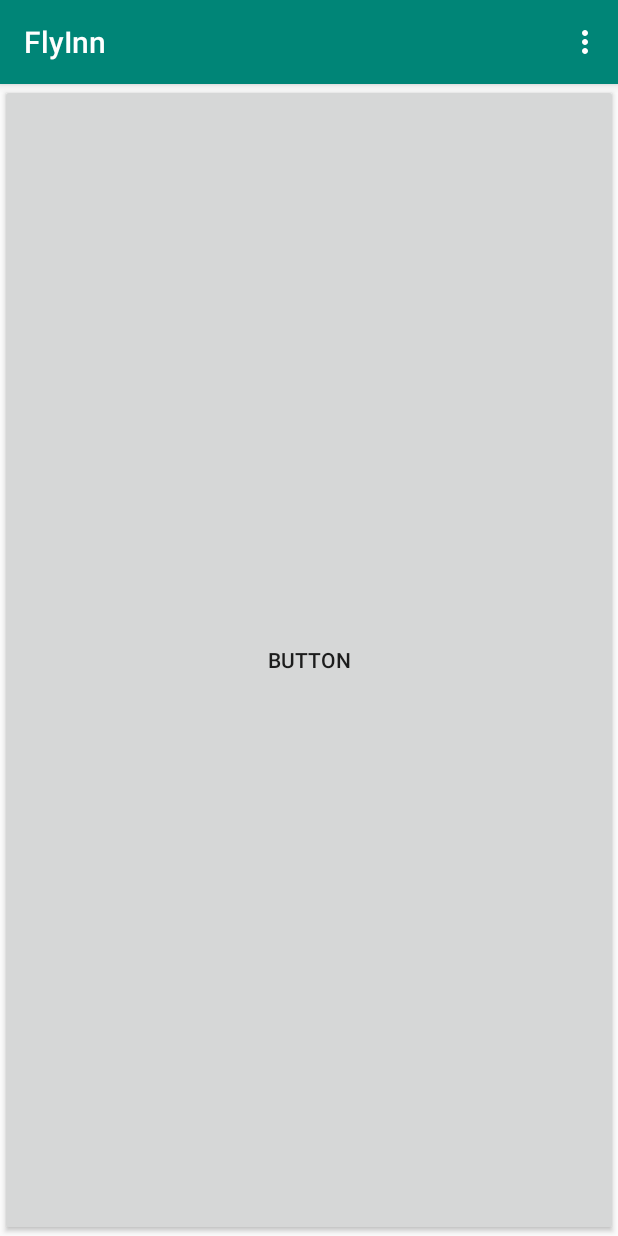
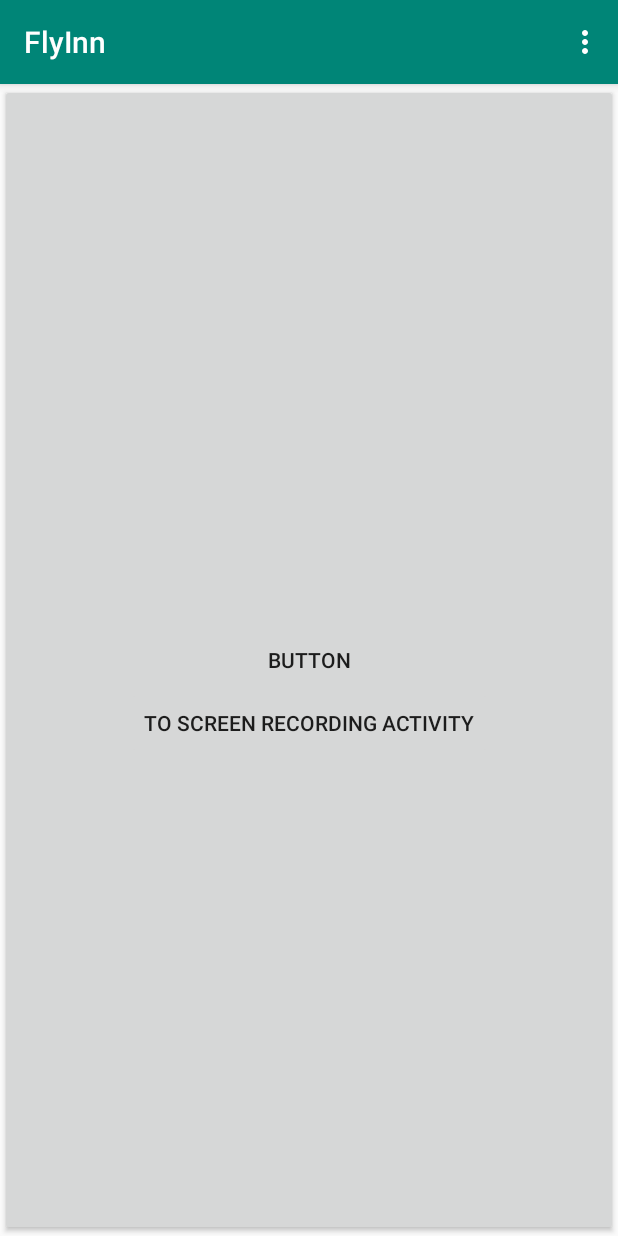
Before and after one commit to amos-flyinn/amos-tub-ws18-proj1, an Android app: the screen it shows after launch (MainActivity), on a phone screen of 412 x 824 dp. Run offline under Robolectric (Android 15) with nearby library versions, the phone set to English and light mode, and no system bars; 2 statements that could not run were skipped.

Commit message:
screen recording works

```diff
--- a/app/build.gradle
+++ b/app/build.gradle
@@ -32,6 +32,8 @@ dependencies {
     implementation fileTree(dir: 'libs', include: ['*.jar'])
     implementation 'com.android.support:appcompat-v7:28.0.0'
     implementation 'com.android.support.constraint:constraint-layout:1.1.3'
+    implementation 'com.android.support:design:28.0.0'
+
     testImplementation 'junit:junit:4.12'
     androidTestImplementation 'com.android.support.test:runner:1.0.2'
     androidTestImplementation 'com.android.support.test.espresso:espresso-core:3.0.2'
--- a/app/src/main/AndroidManifest.xml
+++ b/app/src/main/AndroidManifest.xml
@@ -42,7 +42,7 @@
                 <category android:name="android.intent.category.LAUNCHER" />
             </intent-filter>
         </activity>
-        <activity android:name=".screenRecording.RecodringActiviry"></activity>
+        <activity android:name=".screenRecording.RecordingActivity"></activity>
     </application>
 
 </manifest>
--- a/app/src/main/res/layout/activity_main.xml
+++ b/app/src/main/res/layout/activity_main.xml
@@ -23,7 +23,23 @@
         android:text="Button"
         app:layout_constraintBottom_toBottomOf="parent"
         app:layout_constraintEnd_toEndOf="parent"
+        app:layout_constraintHorizontal_bias="0.0"
         app:layout_constraintStart_toStartOf="parent"
-        app:layout_constraintTop_toTopOf="parent" />
+        app:layout_constraintTop_toTopOf="parent"
+        app:layout_constraintVertical_bias="0.0" />
+
+    <Button
+        android:id="@+id/toScreenActivityBtn"
+        android:layout_width="wrap_content"
+        android:layout_height="wrap_content"
+        android:layout_marginEnd="8dp"
+        android:layout_marginStart="8dp"
+        android:layout_marginTop="8dp"
+        android:text="to screen recording activity"
+        app:layout_constraintEnd_toEndOf="parent"
+        app:layout_constraintStart_toStartOf="parent"
+        app:layout_constraintTop_toBottomOf="@+id/sample_text"
+        android:onClick="toScreenActivityOnClick"/>
+
 
 </android.support.constraint.ConstraintLayout>
--- a/app/src/main/res/values/styles.xml
+++ b/app/src/main/res/values/styles.xml
@@ -1,7 +1,7 @@
 <resources>
 
     <!-- Base application theme. -->
-    <style name="AppTheme" parent="Theme.AppCompat.Light.DarkActionBar">
+    <style name="AppTheme" parent="Base.Theme.AppCompat.Light.DarkActionBar">
         <!-- Customize your theme here. -->
         <item name="colorPrimary">@color/colorPrimary</item>
         <item name="colorPrimaryDark">@color/colorPrimaryDark</item>
```
Also changed, not shown: app/src/main/java/com/amos/flyinn/MainActivity.java (+7 -0 lines), app/src/main/res/layout/activity_recodring.xml (+14 -1 lines).
